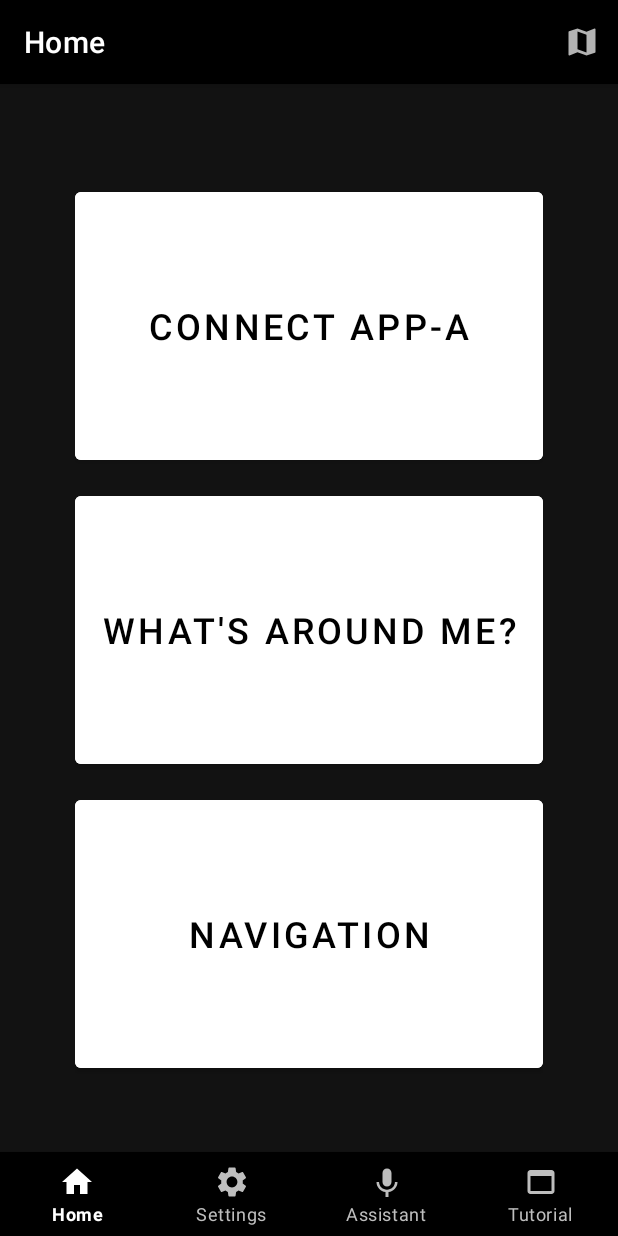
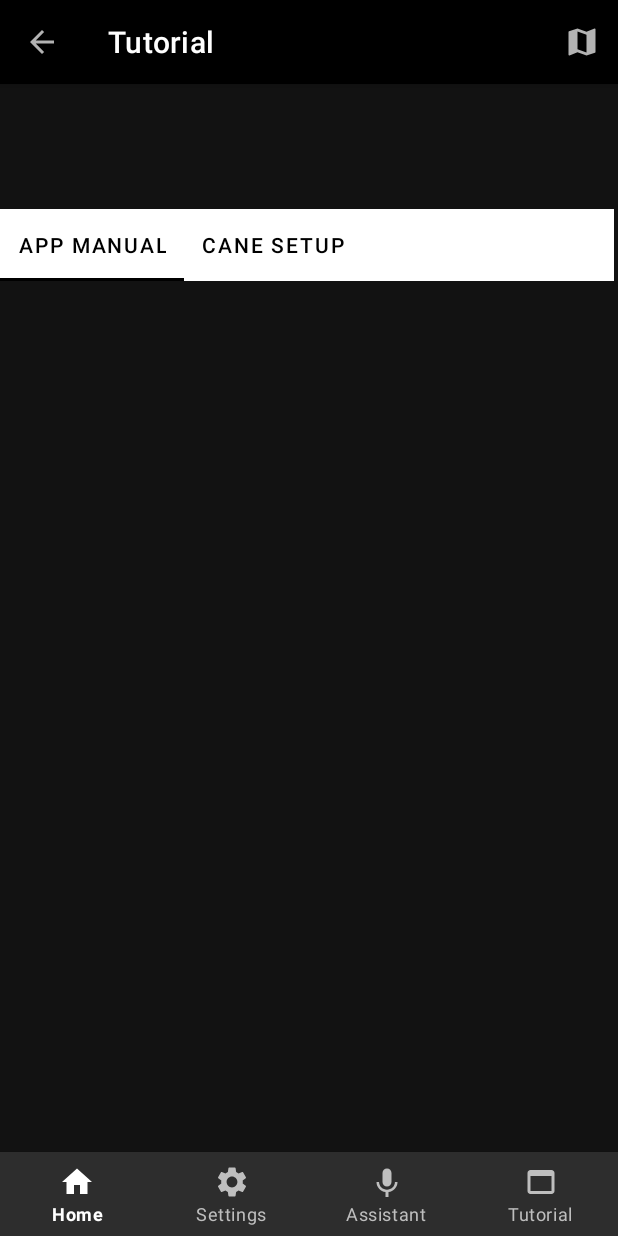
Before and after one commit to indomie858/app-A, an Android app: the screen it shows after launch (MainActivity before the commit, TutorialActivity after it), item 4 of the bottom bar chosen, on a phone screen of 412 x 824 dp. Run offline under Robolectric (Android 15) with nearby library versions, the phone set to English and light mode, and no system bars.

Commit message:
Add tabview to tutorial screen and enable bottom nav link to it

```diff
--- a/app/src/main/AndroidManifest.xml
+++ b/app/src/main/AndroidManifest.xml
@@ -1,6 +1,8 @@
 <?xml version="1.0" encoding="utf-8"?>
 <manifest xmlns:android="http://schemas.android.com/apk/res/android"
     package="com.example.appa">
+
+    <uses-permission android:name="android.permission.ACCESS_FINE_LOCATION" />
 
     <application
         android:allowBackup="true"
@@ -11,8 +13,7 @@
         android:theme="@style/AppTheme">
         <activity
             android:name=".ui.BluetoothConnectAcitvity"
-            android:parentActivityName=".ui.MainActivity">
-        </activity>
+            android:parentActivityName=".ui.MainActivity" />
         <activity
             android:name=".ui.SettingsActivity"
             android:label="@string/title_activity_settings" />
@@ -36,8 +37,14 @@
             android:label="@string/app_name"
             android:parentActivityName=".ui.MainActivity"
             android:theme="@style/AppTheme.NoActionBar" />
+
+        <activity
+            android:name=".ui.TutorialActivity"
+            android:exported="true"
+            android:label="@string/app_name"
+            android:parentActivityName=".ui.TutorialActivity"
+            android:theme="@style/AppTheme.NoActionBar" />
+
     </application>
 
-    <uses-permission android:name="android.permission.ACCESS_FINE_LOCATION" />
-
 </manifest>
--- a/app/src/main/java/com/example/appa/ui/MainActivity.java
+++ b/app/src/main/java/com/example/appa/ui/MainActivity.java
@@ -26,7 +26,9 @@ public class MainActivity extends AppCompatActivity {
                     Intent settingsActivity = new Intent(MainActivity.this, SettingsActivity.class);
                     startActivity(settingsActivity);
                     break;
-
+                case R.id.tutorial_button:
+                    Intent tutorialActivity = new Intent(MainActivity.this, TutorialActivity.class);
+                    startActivity(tutorialActivity);
             }
             return false;
         });
--- /dev/null
+++ b/app/src/main/java/com/example/appa/ui/TutorialActivity.java
@@ -0,0 +1,29 @@
+package com.example.appa.ui;
+
+import androidx.appcompat.app.AppCompatActivity;
+import androidx.core.app.NavUtils;
+
+import android.os.Bundle;
+import android.view.View;
+
+import com.example.appa.R;
+import com.google.android.material.appbar.MaterialToolbar;
+
+public class TutorialActivity extends AppCompatActivity {
+
+    @Override
+    protected void onCreate(Bundle savedInstanceState) {
+        super.onCreate(savedInstanceState);
+        setContentView(R.layout.activity_tutorial);
+        MaterialToolbar actionbar = (MaterialToolbar) findViewById(R.id.topAppBar);
+        if (null != actionbar) {
+            actionbar.setNavigationIcon(R.drawable.ic_baseline_arrow_back_24);
+            actionbar.setNavigationOnClickListener(new View.OnClickListener() {
+                @Override
+                public void onClick(View v) {
+                    NavUtils.navigateUpFromSameTask(TutorialActivity.this);
+                }
+            });
+        }
+    }
+}
--- /dev/null
+++ b/app/src/main/res/layout/activity_tutorial.xml
@@ -0,0 +1,71 @@
+<?xml version="1.0" encoding="utf-8"?>
+<androidx.constraintlayout.widget.ConstraintLayout xmlns:android="http://schemas.android.com/apk/res/android"
+    xmlns:app="http://schemas.android.com/apk/res-auto"
+    xmlns:tools="http://schemas.android.com/tools"
+    android:layout_width="match_parent"
+    android:layout_height="match_parent"
+    android:orientation="vertical"
+    tools:context=".ui.TutorialActivity">
+
+
+
+
+    <com.google.android.material.appbar.AppBarLayout
+        android:id="@+id/appBarLayout"
+        android:layout_width="match_parent"
+        android:layout_height="wrap_content"
+        app:layout_constraintTop_toTopOf="parent">
+
+        <com.google.android.material.appbar.MaterialToolbar
+            android:id="@+id/topAppBar"
+            style="@style/Widget.MaterialComponents.Toolbar"
+            android:layout_width="match_parent"
+            android:layout_height="?attr/actionBarSize"
+            android:background="@color/design_default_color_on_secondary"
+            app:menu="@menu/top_app_bar"
+            app:title="@string/tutorial_nav" />
+
+    </com.google.android.material.appbar.AppBarLayout>
+
+    <com.google.android.material.bottomnavigation.BottomNavigationView
+        android:id="@+id/bottom_navigation"
+        android:layout_width="match_parent"
+        android:layout_height="wrap_content"
+
+        app:itemIconTint="@drawable/nav_item_color_state"
+        app:itemRippleColor="@android:color/primary_text_dark"
+        app:itemTextColor="@drawable/nav_item_color_state"
+        app:labelVisibilityMode="labeled"
+        app:layout_constraintBottom_toBottomOf="parent"
+        app:menu="@menu/bottom_navigation_menu"
+        tools:layout_editor_absoluteX="0dp" />
+
+    <com.google.android.material.tabs.TabLayout
+        android:layout_width="409dp"
+        android:layout_height="wrap_content"
+        android:layout_marginBottom="498dp"
+        android:background="#fff"
+        app:layout_constraintBottom_toTopOf="@+id/bottom_navigation"
+        app:layout_constraintTop_toBottomOf="@+id/appBarLayout"
+        app:tabMode="scrollable"
+        app:tabTextColor="#000"
+        tools:layout_editor_absoluteX="1dp">
+
+        <com.google.android.material.tabs.TabItem
+            android:layout_width="wrap_content"
+            android:layout_height="wrap_content"
+            android:text="@string/app_manual" />
+
+        <com.google.android.material.tabs.TabItem
+            android:layout_width="wrap_content"
+            android:layout_height="wrap_content"
+            android:text="@string/cane_setup" />
+
+        <com.google.android.material.tabs.TabItem
+            android:id="@+id/tabItem"
+            android:layout_width="wrap_content"
+            android:layout_height="wrap_content" />
+    </com.google.android.material.tabs.TabLayout>
+
+
+</androidx.constraintlayout.widget.ConstraintLayout>
--- a/app/src/main/res/layout/place_tile.xml
+++ b/app/src/main/res/layout/place_tile.xml
@@ -18,7 +18,7 @@
 
 
         <Button
-            android:id="@+id/button"
+            android:id="@+id/app_manual_btn"
             android:layout_width="match_parent"
             android:layout_height="wrap_content"
             android:layout_weight="1"
--- a/app/src/main/res/menu/top_app_bar.xml
+++ b/app/src/main/res/menu/top_app_bar.xml
@@ -8,6 +8,8 @@
         android:icon="@drawable/ic_baseline_map_24"
         android:title="@string/map"
         android:contentDescription="@string/content_description_map"
-        app:showAsAction="ifRoom" />
+        app:showAsAction="ifRoom"
+
+        />
 
 </menu>
--- a/app/src/main/res/values/strings.xml
+++ b/app/src/main/res/values/strings.xml
@@ -22,4 +22,12 @@
     <string name="title_activity_settings">SettingsActivity</string>
     <string name="title_activity_map">Map</string>
     <string name="title_activity_navigation_list">NavigationListActivity</string>
+
+
+
+    <!-- Tutorial -->
+    <string name="app_manual">App Manual</string>
+    <string name="cane_setup">Cane Setup</string>
+    <string name="resource_links">Resource Links</string>
+
 </resources>
```
